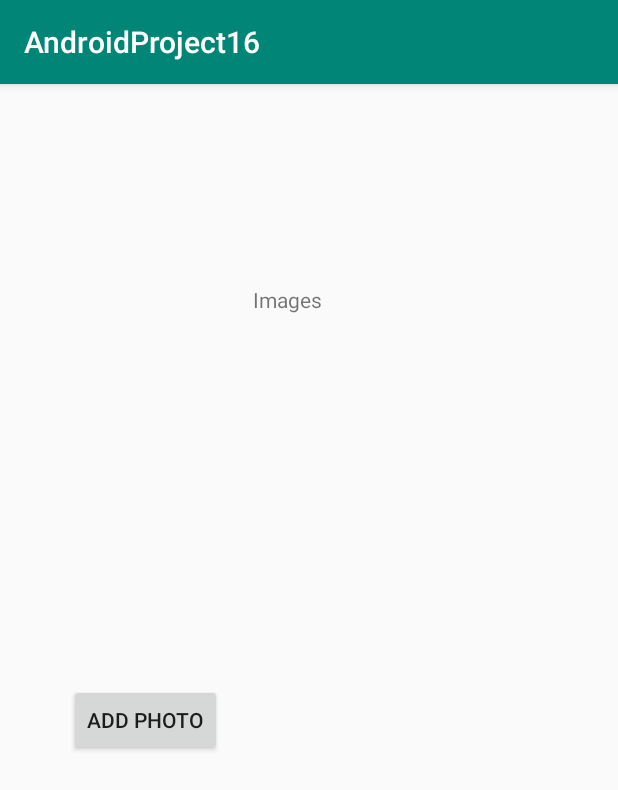
After one commit to eshil-patel/Android-Photo-Gallery, an Android app: the open_album screen opened directly, with no data from a screen before it, on a phone screen of 412 x 824 dp. The commit adds this screen. Shown: the top 790 px of the screen. Run offline under Robolectric (Android 15) with nearby library versions, the phone set to English and light mode, and no system bars.

Commit message:
trying addphotos

```diff
--- a/AndroidProject16/app/src/main/AndroidManifest.xml
+++ b/AndroidProject16/app/src/main/AndroidManifest.xml
@@ -1,7 +1,7 @@
 <?xml version="1.0" encoding="utf-8"?>
 <manifest xmlns:android="http://schemas.android.com/apk/res/android"
     package="com.example.androidproject16">
-
+    <uses-permission android:name="android.permission.READ_EXTERNAL_STORAGE"/>
     <application
         android:allowBackup="true"
         android:icon="@mipmap/ic_launcher"
@@ -9,6 +9,7 @@
         android:roundIcon="@mipmap/ic_launcher_round"
         android:supportsRtl="true"
         android:theme="@style/AppTheme">
+        <activity android:name=".open_album"></activity>
         <activity
             android:name=".MainActivity"
             android:label="@string/app_name"
--- a/AndroidProject16/app/src/main/java/com/example/androidproject16/Album.java
+++ b/AndroidProject16/app/src/main/java/com/example/androidproject16/Album.java
@@ -1,4 +1,4 @@
-package com.example.test_photo_app;
+package com.example.androidproject16;
 
 /*
   @author Imrhankhan Shajahan & Eshil Patel
--- a/AndroidProject16/app/src/main/java/com/example/androidproject16/DataSaver.java
+++ b/AndroidProject16/app/src/main/java/com/example/androidproject16/DataSaver.java
@@ -1,4 +1,4 @@
-package com.example.test_photo_app;
+package com.example.androidproject16;
 
 
 
--- a/AndroidProject16/app/src/main/java/com/example/androidproject16/Photo.java
+++ b/AndroidProject16/app/src/main/java/com/example/androidproject16/Photo.java
@@ -1,4 +1,4 @@
-package com.example.test_photo_app;
+package com.example.androidproject16;
 
 import java.io.Serializable;
 import java.text.SimpleDateFormat;
--- a/AndroidProject16/app/src/main/java/com/example/androidproject16/Tag.java
+++ b/AndroidProject16/app/src/main/java/com/example/androidproject16/Tag.java
@@ -1,4 +1,4 @@
-package com.example.test_photo_app;
+package com.example.androidproject16;
 /**
  *
  */
--- a/AndroidProject16/app/src/main/java/com/example/androidproject16/User.java
+++ b/AndroidProject16/app/src/main/java/com/example/androidproject16/User.java
@@ -1,4 +1,4 @@
-package com.example.test_photo_app;
+package com.example.androidproject16;
 /**
  * @author Imrhankhan Shajahan & Eshil Patel
  */
--- /dev/null
+++ b/AndroidProject16/app/src/main/java/com/example/androidproject16/open_album.java
@@ -0,0 +1,41 @@
+package com.example.androidproject16;
+
+import android.app.Activity;
+import android.content.Intent;
+import android.net.Uri;
+import android.support.v7.app.AppCompatActivity;
+import android.os.Bundle;
+import android.view.View;
+
+import java.net.URI;
+
+public class open_album extends AppCompatActivity {
+    public static User user;
+    public static String album;
+    public static final int photo_request_code=1;
+    public static void init(User u,String albumname){
+        user=u;
+        album=albumname;
+    }
+    @Override
+    protected void onCreate(Bundle savedInstanceState) {
+        super.onCreate(savedInstanceState);
+        setContentView(R.layout.activity_open_album);
+        // will have initialize the view for whatever photos there are, and then give options
+    }
+    public void addPhoto(View view){
+        Intent intent = new Intent(Intent.ACTION_PICK);
+        intent.setType("image/*");
+        startActivityForResult(intent,photo_request_code);
+    }
+    public void onActivityResult(int requestCode,int resultCode, Intent data){
+        if(resultCode== Activity.RESULT_OK){
+            switch(requestCode){
+                case photo_request_code:
+                    Uri image = data.getData();
+
+                }
+            }
+        }
+    }
+}
--- a/AndroidProject16/app/src/main/res/layout/activity_open_album.xml
+++ b/AndroidProject16/app/src/main/res/layout/activity_open_album.xml
@@ -4,19 +4,35 @@
     xmlns:tools="http://schemas.android.com/tools"
     android:layout_width="match_parent"
     android:layout_height="match_parent"
-    tools:context=".openAlbum">
+    tools:context=".open_album">
 
     <TextView
         android:id="@+id/textView"
+        android:layout_width="83dp"
+        android:layout_height="38dp"
+        android:layout_marginEnd="160dp"
+        android:layout_marginBottom="596dp"
+        android:text="Images "
+        app:layout_constraintBottom_toBottomOf="parent"
+        app:layout_constraintEnd_toEndOf="parent" />
+
+    <LinearLayout
+        android:layout_width="326dp"
+        android:layout_height="176dp"
+        android:layout_marginEnd="28dp"
+        android:layout_marginBottom="412dp"
+        android:orientation="horizontal"
+        app:layout_constraintBottom_toBottomOf="parent"
+        app:layout_constraintEnd_toEndOf="parent"></LinearLayout>
+
+    <Button
+        android:id="@+id/button4"
         android:layout_width="wrap_content"
         android:layout_height="wrap_content"
-        android:layout_marginStart="8dp"
-        android:layout_marginTop="8dp"
-        android:layout_marginEnd="8dp"
-        android:layout_marginBottom="8dp"
-        android:text="open album is here "
+        android:layout_marginEnd="264dp"
+        android:layout_marginBottom="320dp"
+        android:onClick="addPhoto"
+        android:text="Add Photo"
         app:layout_constraintBottom_toBottomOf="parent"
-        app:layout_constraintEnd_toEndOf="parent"
-        app:layout_constraintStart_toStartOf="parent"
-        app:layout_constraintTop_toTopOf="parent" />
+        app:layout_constraintEnd_toEndOf="parent" />
 </android.support.constraint.ConstraintLayout>
```
Also changed, not shown: AndroidProject16/app/src/main/java/com/example/androidproject16/MainActivity.java (+5 -2 lines), AndroidProject16/app/src/main/java/com/example/androidproject16/openAlbum.java (deleted, +0 -13 lines).
